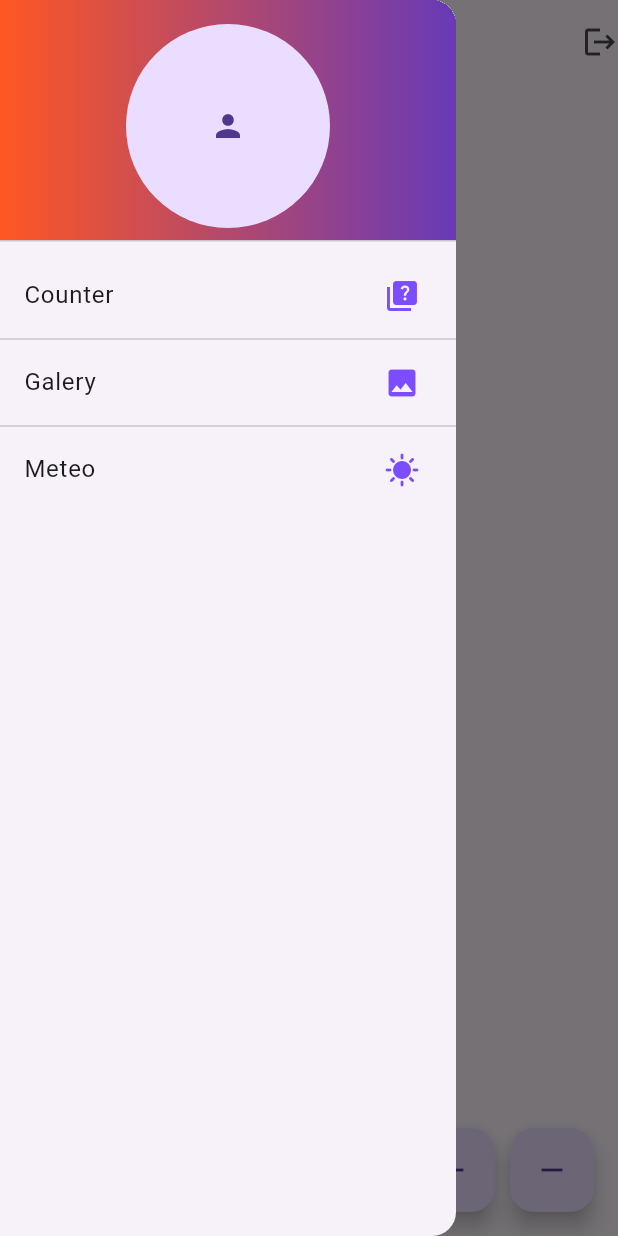
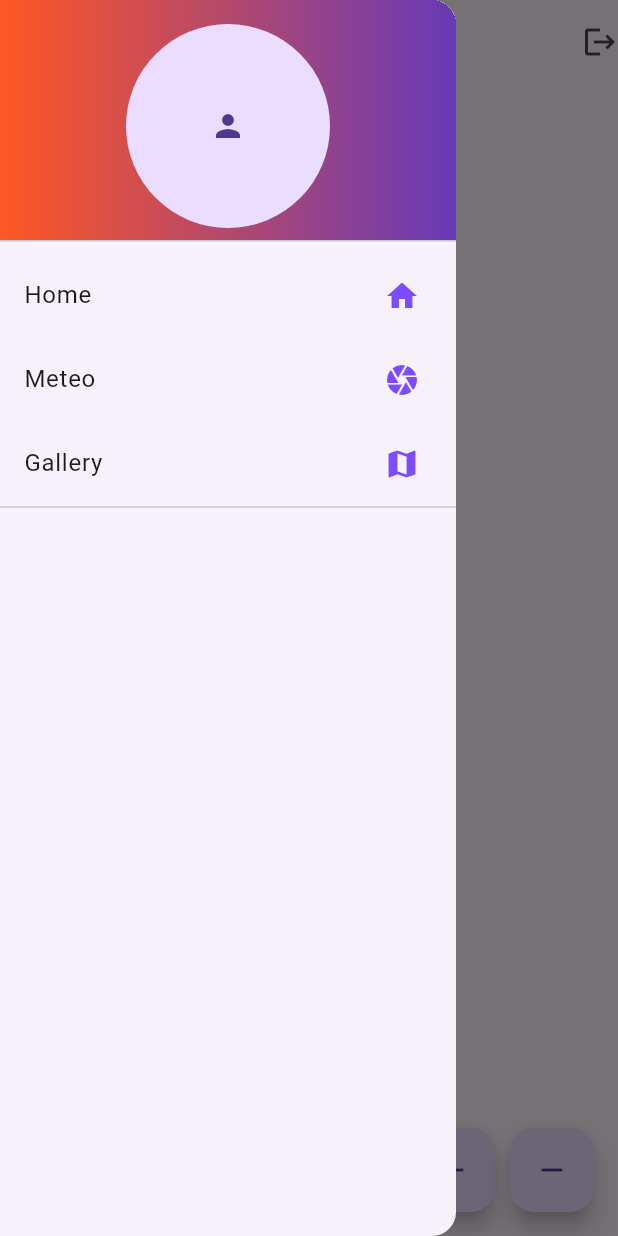
Before and after one commit to victoireMyinda/github-user-appmobile, a Flutter app: the screen it shows after launch, with the side drawer open, on a phone screen of 412 x 824 dp. Run offline on Flutter 3.47's test engine with Material 3 defaults, Android fonts, the light colour scheme and no system bars; our stand-ins replace get.

Commit message:
main:update

```diff
--- a/lib/config/global.params.dart
+++ b/lib/config/global.params.dart
@@ -2,8 +2,8 @@ import 'package:flutter/material.dart';
 
 class GlobalParams {
   static List<Map<String, dynamic>> menus = [
-    {"title": "Counter", "icon": const Icon(Icons.home), "route": "/counter"},
-    {"title": "Meteo", "icon": const Icon(Icons.camera), "route": "/counter"},
-    {"title": "Gallery", "icon": const Icon(Icons.map), "route": "/counter"},
+    {"title": "Home", "icon": Icons.home, "route": "/home"},
+    {"title": "Meteo", "icon": Icons.camera, "route": "/meteo"},
+    {"title": "Gallery", "icon": Icons.map, "route": "/gallery"},
   ];
 }
--- a/lib/presentation/widgets/drawer.widget.dart
+++ b/lib/presentation/widgets/drawer.widget.dart
@@ -1,4 +1,5 @@
 import 'package:flutter/material.dart';
+import 'package:formation/config/global.params.dart';
 
 class myDrawer extends StatelessWidget {
   const myDrawer({super.key});
@@ -7,41 +8,32 @@ class myDrawer extends StatelessWidget {
   Widget build(BuildContext context) {
     return Drawer(
       child: ListView(
-      children: const [
-        DrawerHeader(
+        children: [
+          const DrawerHeader(
             decoration: BoxDecoration(
                 gradient: LinearGradient(
-              colors: [
-                Colors.deepOrange,
-                Colors.deepPurple
-              ],
-            )
-          ),
+              colors: [Colors.deepOrange, Colors.deepPurple],
+            )),
             child: CircleAvatar(
               child: Icon(Icons.person),
             ),
           ),
-        ListTile(
-          title: Text("Counter"),
 
-          trailing: Icon(Icons.quiz, color: Colors.deepPurpleAccent,),
+
+          ...(GlobalParams.menus as List).map((item) {
+            return  ListTile(
+              title: Text(item["title"]),
+             trailing: Icon(
+                item["icon"],
+                color: Colors.deepPurpleAccent,
               ),
-        Divider(
-          height: 2,
-        ),
-        ListTile(
-          title: Text("Galery"),
+              onTap :() {
+                 Navigator.of(context).pushNamed(item["route"] as String);
+              },
+            );
 
-          trailing: Icon(Icons.image,color: Colors.deepPurpleAccent,),
-        ),
-        Divider(
-          height: 2,
-        ),
-        ListTile(
-          title: Text("Meteo"),
-
-          trailing: Icon(Icons.sunny,color: Colors.deepPurpleAccent,),
-        ),
+          }),
+         const  Divider(height: 2,)
         ],
       ),
     );
```
Lines whose indentation alone changed are shown as unchanged.
